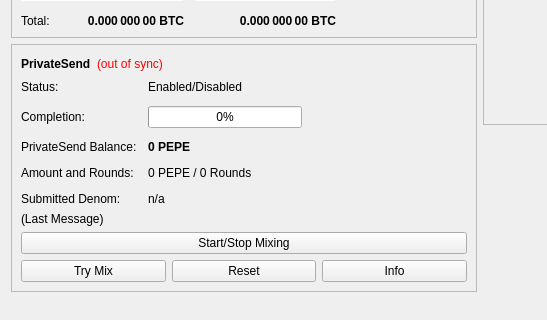
First picture: the form in src/qt/forms/overviewpage.ui, repository avgttt/PePe-core, before the edit; both pictures show x 0 to 547 and y 178 to 498 of the 960 by 585 pixel window.
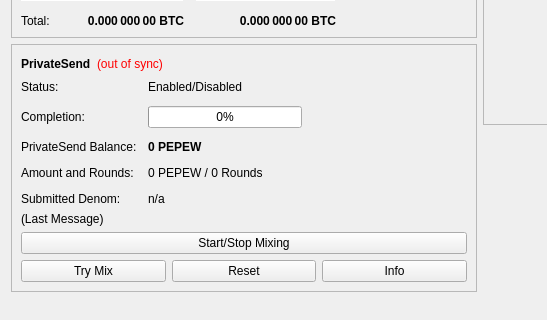
Second picture: the form after the edit.

```diff
--- a/src/qt/forms/overviewpage.ui
+++ b/src/qt/forms/overviewpage.ui
@@ -514,7 +514,7 @@
                </font>
               </property>
               <property name="text">
-               <string notr="true">0 PEPE</string>
+               <string notr="true">0 PEPEW</string>
               </property>
              </widget>
             </item>
@@ -528,7 +528,7 @@
             <item row="3" column="1">
              <widget class="QLabel" name="labelAmountRounds">
               <property name="text">
-               <string>0 PEPE / 0 Rounds</string>
+               <string>0 PEPEW / 0 Rounds</string>
               </property>
              </widget>
             </item>
```
Left out of the diff: 6 changed lines with no effect on the pictures.
